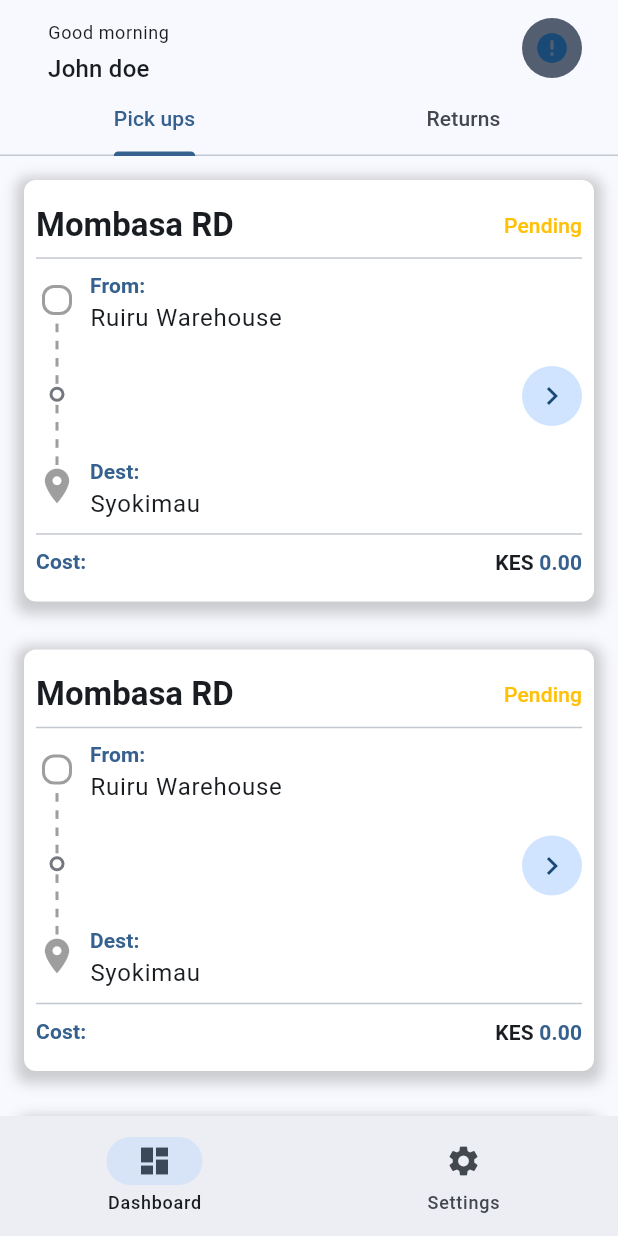
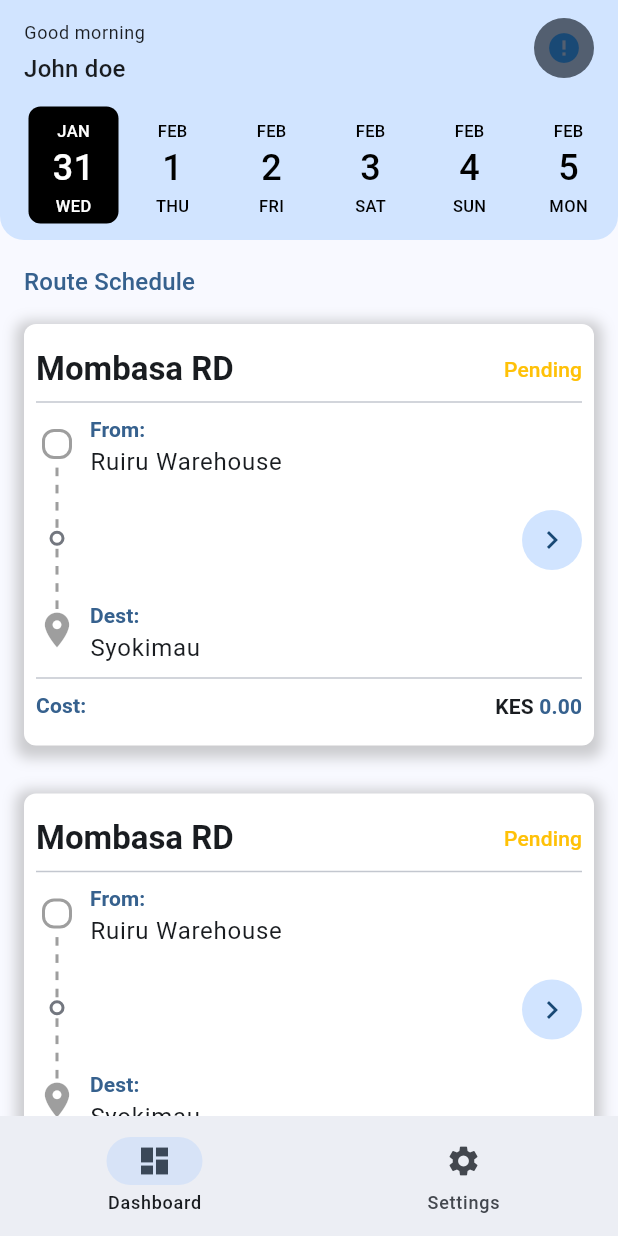
Before and after one commit to owidi-001/dayliff_group4, a Flutter app: the screen it shows after launch, after a tap on "Login", on a phone screen of 412 x 824 dp. Run offline on Flutter 3.47's test engine with Material 3 defaults, Android fonts, the phone set to English and light mode, and no system bars; drawn by our look-alikes of cached_network_image, date_picker_timeline; our stand-ins replace bloc, dio, equatable, flutter_bloc, flutter_dotenv, flutter_spinkit and 9 more; missing offline and left inert: android_intent_plus, dio_http_formatter, flutter_polyline_points, geolocator_platform_interface; accounts and stored records are empty; network calls fail; project files that could hold a hidden picture were left out.

Commit message:
Route detail update

```diff
--- a/lib/features/dashboard/components/checkout/checkout.dart
+++ b/lib/features/dashboard/components/checkout/checkout.dart
@@ -323,7 +323,7 @@ class _OrderCompletionState extends State<OrderCompletion> {
                                           itemCount: state.orderImages.length,
                                           scrollDirection: Axis.horizontal,
                                           physics:
-                                              const BouncingScrollPhysics(),
+                                              const NeverScrollableScrollPhysics(),
                                           shrinkWrap: true,
                                           itemBuilder: (context, index) =>
                                               Container(
--- a/lib/features/dashboard/components/home/home.dart
+++ b/lib/features/dashboard/components/home/home.dart
@@ -1,4 +1,5 @@
 import 'package:cached_network_image/cached_network_image.dart';
+import 'package:date_picker_timeline/date_picker_timeline.dart';
 import 'package:dayliff/features/auth/bloc/bloc.dart';
 import 'package:dayliff/features/dashboard/bloc/bloc.dart';
 import 'package:dayliff/data/local/local.dart';
@@ -9,6 +10,7 @@ import 'package:dayliff/features/dashboard/components/home/widgets/pool_card.dar
 import 'package:dayliff/features/dashboard/components/home/widgets/return_card.dart';
 import 'package:dayliff/utils/widgets.dart';
 import 'package:flutter/material.dart';
+import 'package:flutter/services.dart';
 import 'package:flutter_bloc/flutter_bloc.dart';
 
 class Home extends StatefulWidget {
@@ -19,21 +21,36 @@ class Home extends StatefulWidget {
 }
 
 class _HomeState extends State<Home> {
+  DateTime _selectedValue = DateTime.now();
   @override
   Widget build(BuildContext context) {
     if (context.read<OrderBloc>().state.status == ServiceStatus.initial) {
       context.read<OrderBloc>().add(StartOrderBloc());
     }
-
-    return DefaultTabController(
-      length: 2,
-      initialIndex: 0,
-      animationDuration: const Duration(milliseconds: 800),
-      child: SafeArea(
+    SystemChrome.setSystemUIOverlayStyle(
+      SystemUiOverlayStyle(
+        statusBarColor: Theme.of(context).primaryColorLight,
+      ),
+    );
+    return SafeArea(
       child: Scaffold(
-        appBar: AppBar(
+          body: CustomScrollView(
+        slivers: [
+          // Appbar
+          SliverAppBar(
+            expandedHeight: 160.0,
+            backgroundColor: Theme.of(context).colorScheme.primaryContainer,
+            shape: const RoundedRectangleBorder(
+              borderRadius: BorderRadius.only(
+                bottomLeft: Radius.circular(16),
+                bottomRight: Radius.circular(16),
+              ),
+            ),
+            snap: true,
+            floating: true,
+            pinned: false,
             title: Padding(
-            padding: const EdgeInsets.only(left: 16, top: 16),
+              padding: const EdgeInsets.only(top: 16),
               child: Column(
                 mainAxisAlignment: MainAxisAlignment.start,
                 crossAxisAlignment: CrossAxisAlignment.start,
@@ -58,7 +75,7 @@ class _HomeState extends State<Home> {
             ),
             actions: [
               Padding(
-              padding: const EdgeInsets.only(right: 24, top: 16 / 2),
+                padding: const EdgeInsets.only(right: 16, top: 16 / 2),
                 child: GestureDetector(
                   onTap: () {
                     context
@@ -90,20 +107,71 @@ class _HomeState extends State<Home> {
                 ),
               ),
             ],
-          bottom: const TabBar(
-              // isScrollable: true,
-              tabs: [
-                Tab(child: Text("Pick ups")),
-                Tab(
-                  child: Text("Returns"),
+            flexibleSpace: FlexibleSpaceBar(
+              background: Column(
+                mainAxisAlignment: MainAxisAlignment.end,
+                children: [
+                  Container(
+                    padding: const EdgeInsets.symmetric(horizontal: 16),
+                    constraints: const BoxConstraints(maxHeight: 100),
+                    child: DatePicker(
+                      DateTime.now(),
+                      height: AppBar().preferredSize.height * 1.5,
+                      initialSelectedDate: DateTime.now(),
+                      selectionColor: Colors.black,
+                      selectedTextColor: Colors.white,
+                      onDateChange: (date) {
+                        // New date selected
+                        setState(() {
+                          _selectedValue = date;
+                        });
+                      },
+                    ),
+                  ),
+                  const SizedBox(
+                    height: 8,
                   )
-              ]),
+                ],
               ),
-        body: const TabBarView(children: [
-          PickUps(),
-          // Returns
-          ReturnOrders(),
-        ]),
+            ),
+          ),
+
+          // // date picker
+          // SliverToBoxAdapter(
+          //   child: Container(
+          //     constraints: const BoxConstraints(maxHeight: 100),
+          //     child: DatePicker(
+          //       DateTime.now(),
+          //       height: AppBar().preferredSize.height * 1.5,
+          //       initialSelectedDate: DateTime.now(),
+          //       selectionColor: Colors.black,
+          //       selectedTextColor: Colors.white,
+          //       onDateChange: (date) {
+          //         // New date selected
+          //         setState(() {
+          //           _selectedValue = date;
+          //         });
+          //       },
+          //     ),
+          //   ),
+          // ),
+          SliverPadding(
+            padding: const EdgeInsets.only(left: 16.0, top: 16),
+            sliver: SliverToBoxAdapter(
+              child: Text(
+                "Route Schedule",
+                style: Theme.of(context)
+                    .textTheme
+                    .titleMedium!
+                    .copyWith(color: Theme.of(context).colorScheme.primary),
+              ),
+            ),
+          ),
+          // Routes
+          const SliverToBoxAdapter(
+            child: PickUps(),
+          )
+        ],
       )),
     );
   }
@@ -122,7 +190,7 @@ class ReturnOrders extends StatelessWidget {
           ListView.builder(
             scrollDirection: Axis.vertical,
             shrinkWrap: true,
-            physics: const BouncingScrollPhysics(),
+            physics: const NeverScrollableScrollPhysics(),
             itemCount: 5,
             itemBuilder: (context, index) => AnimateInEffect(
               keepAlive: true,
@@ -154,7 +222,7 @@ class PickUps extends StatelessWidget {
       child: ListView.builder(
         scrollDirection: Axis.vertical,
         shrinkWrap: true,
-        physics: const BouncingScrollPhysics(),
+        physics: const NeverScrollableScrollPhysics(),
         itemCount: 5,
         itemBuilder: (context, index) => AnimateInEffect(
             keepAlive: true,
--- a/lib/features/dashboard/components/route_detail/widgets/route_orders.dart
+++ b/lib/features/dashboard/components/route_detail/widgets/route_orders.dart
@@ -26,7 +26,7 @@ class RouteOrders extends StatelessWidget {
             ListView.separated(
               itemCount: pool.orders.length,
               shrinkWrap: true,
-              physics: const BouncingScrollPhysics(),
+              physics: const NeverScrollableScrollPhysics(),
               itemBuilder: (context, index) => ListTile(
                 subtitle: Column(
                   crossAxisAlignment: CrossAxisAlignment.start,
--- a/lib/main.dart
+++ b/lib/main.dart
@@ -13,6 +13,7 @@ import 'package:flutter_dotenv/flutter_dotenv.dart';
 void main() async {
   setUpService();
   await dotenv.load(fileName: ".env");
+
   runApp(const MyApp());
 }
 
@@ -33,6 +34,7 @@ class MyApp extends StatelessWidget {
         ],
         child: MaterialApp(
           title: 'Dayliff cargoflow',
+          debugShowCheckedModeBanner: false,
           theme: ThemeData(
             colorScheme: ColorScheme.fromSeed(seedColor: Colors.blue),
             useMaterial3: true,
```
Lines whose indentation alone changed are shown as unchanged.
